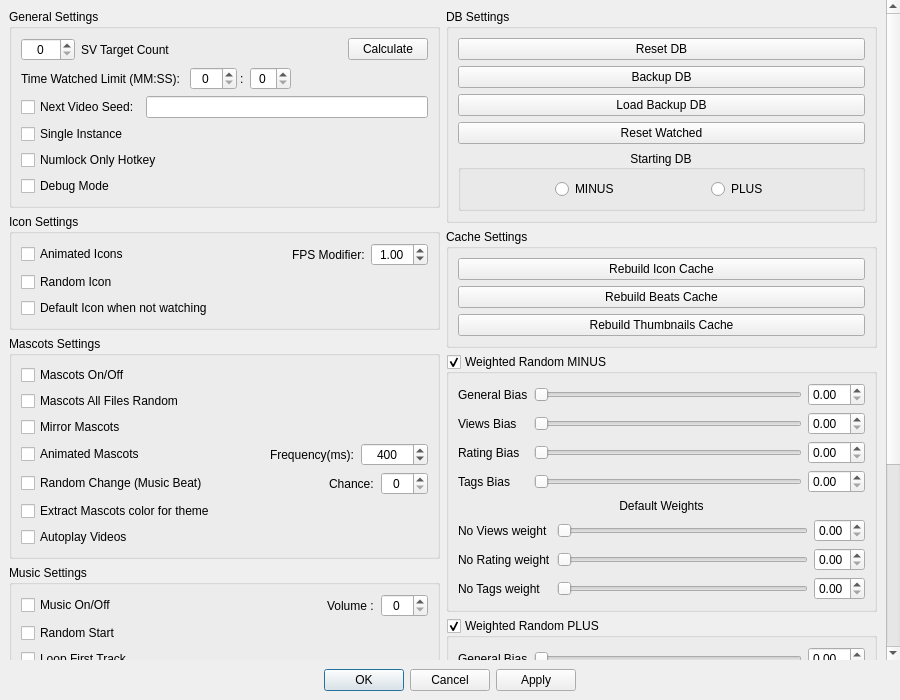
Above: MediaManager/src/QtClasses/UI/Form Files/SettingsDialog.ui from PaunescuAndrei/MediaManager before the change. Below: the same form after it.
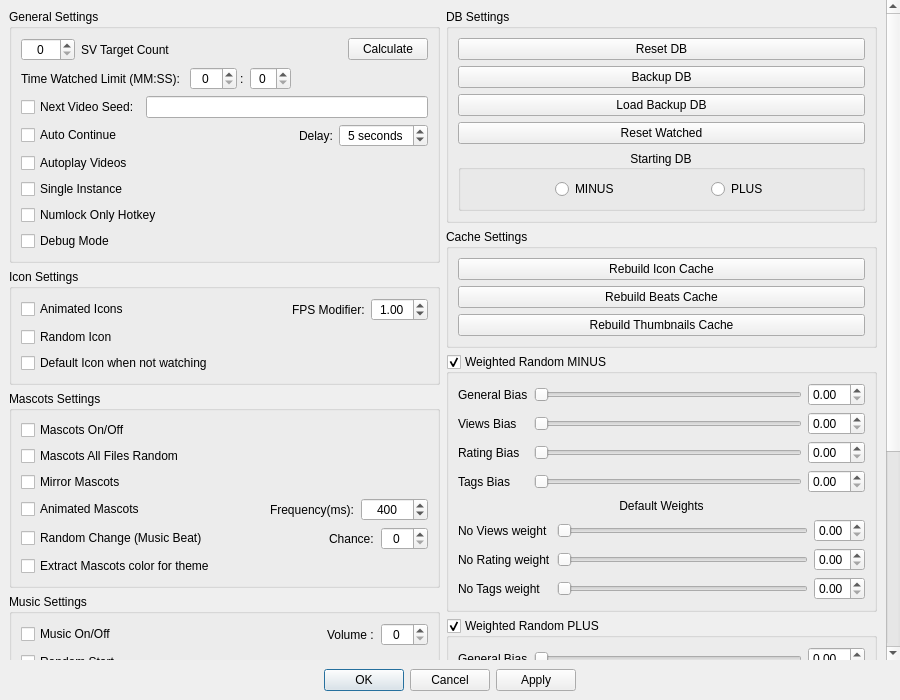
That is the form after the change. Custom widgets are drawn as their Qt base class.

Commit message: added auto continue setting

Diff of the .ui file:
```diff
--- a/MediaManager/src/QtClasses/UI/Form Files/SettingsDialog.ui
+++ b/MediaManager/src/QtClasses/UI/Form Files/SettingsDialog.ui
@@ -54,8 +54,8 @@
        <rect>
         <x>0</x>
         <y>0</y>
-        <width>883</width>
-        <height>876</height>
+        <width>886</width>
+        <height>1050</height>
        </rect>
       </property>
       <layout class="QHBoxLayout" name="horizontalLayout_8">
@@ -237,6 +237,80 @@
               </layout>
              </widget>
             </item>
+            <item>
+             <widget class="QWidget" name="autoContinueDelayWidget" native="true">
+              <layout class="QHBoxLayout" name="horizontalLayout_16">
+               <property name="leftMargin">
+                <number>0</number>
+               </property>
+               <property name="topMargin">
+                <number>0</number>
+               </property>
+               <property name="rightMargin">
+                <number>0</number>
+               </property>
+               <property name="bottomMargin">
+                <number>0</number>
+               </property>
+               <item>
+                <widget class="QCheckBox" name="autoContinue">
+                 <property name="text">
+                  <string>Auto Continue</string>
+                 </property>
+                </widget>
+               </item>
+               <item>
+                <spacer name="horizontalSpacer_15">
+                 <property name="orientation">
+                  <enum>Qt::Orientation::Horizontal</enum>
+                 </property>
+                 <property name="sizeHint" stdset="0">
+                  <size>
+                   <width>40</width>
+                   <height>20</height>
+                  </size>
+                 </property>
+                </spacer>
+               </item>
+               <item>
+                <widget class="QLabel" name="autoContinueDelayLabel">
+                 <property name="text">
+                  <string>Delay:</string>
+                 </property>
+                </widget>
+               </item>
+               <item>
+                <widget class="QSpinBox" name="autoContinueDelay">
+                 <property name="focusPolicy">
+                  <enum>Qt::FocusPolicy::StrongFocus</enum>
+                 </property>
+                 <property name="alignment">
+                  <set>Qt::AlignmentFlag::AlignCenter</set>
+                 </property>
+                 <property name="suffix">
+                  <string> seconds</string>
+                 </property>
+                 <property name="minimum">
+                  <number>1</number>
+                 </property>
+                 <property name="maximum">
+                  <number>60</number>
+                 </property>
+                 <property name="value">
+                  <number>5</number>
+                 </property>
+                </widget>
+               </item>
+              </layout>
+             </widget>
+            </item>
+            <item>
+             <widget class="QCheckBox" name="videoAutoplay">
+              <property name="text">
+               <string>Autoplay Videos</string>
+              </property>
+             </widget>
+            </item>
             <item>
              <widget class="QCheckBox" name="singleInstance">
               <property name="text">
@@ -543,13 +617,6 @@
               </property>
              </widget>
             </item>
-            <item>
-             <widget class="QCheckBox" name="videoAutoplay">
-              <property name="text">
-               <string>Autoplay Videos</string>
-              </property>
-             </widget>
-            </item>
            </layout>
           </widget>
          </item>
```
The commit also changes 5 other files.
